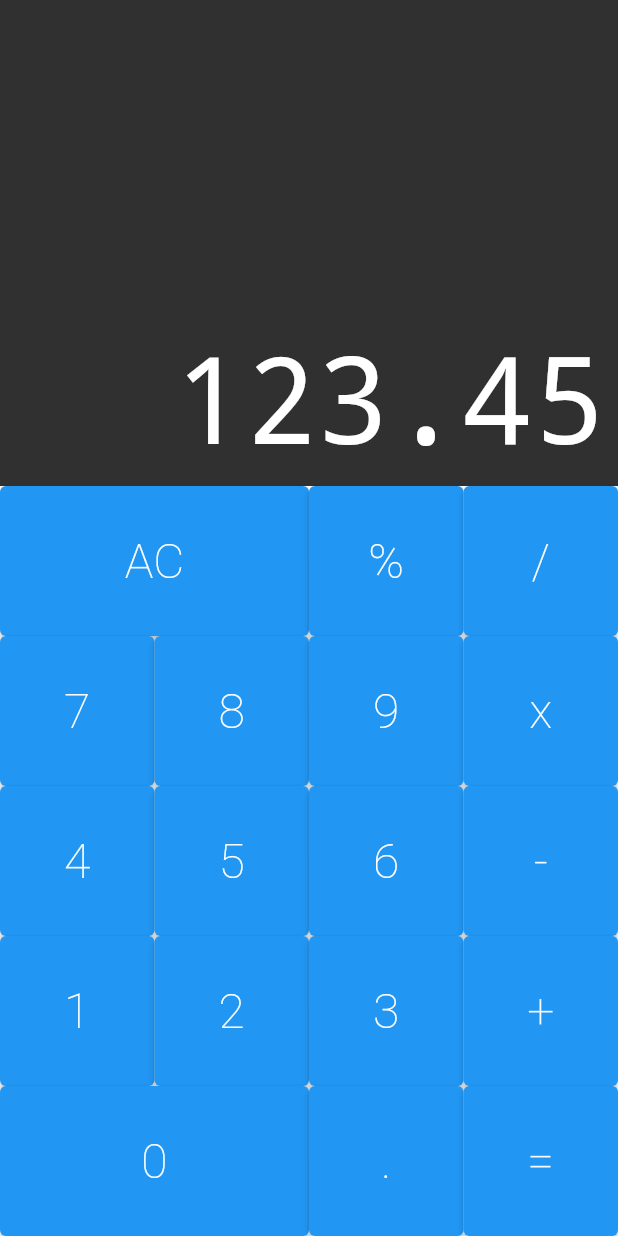
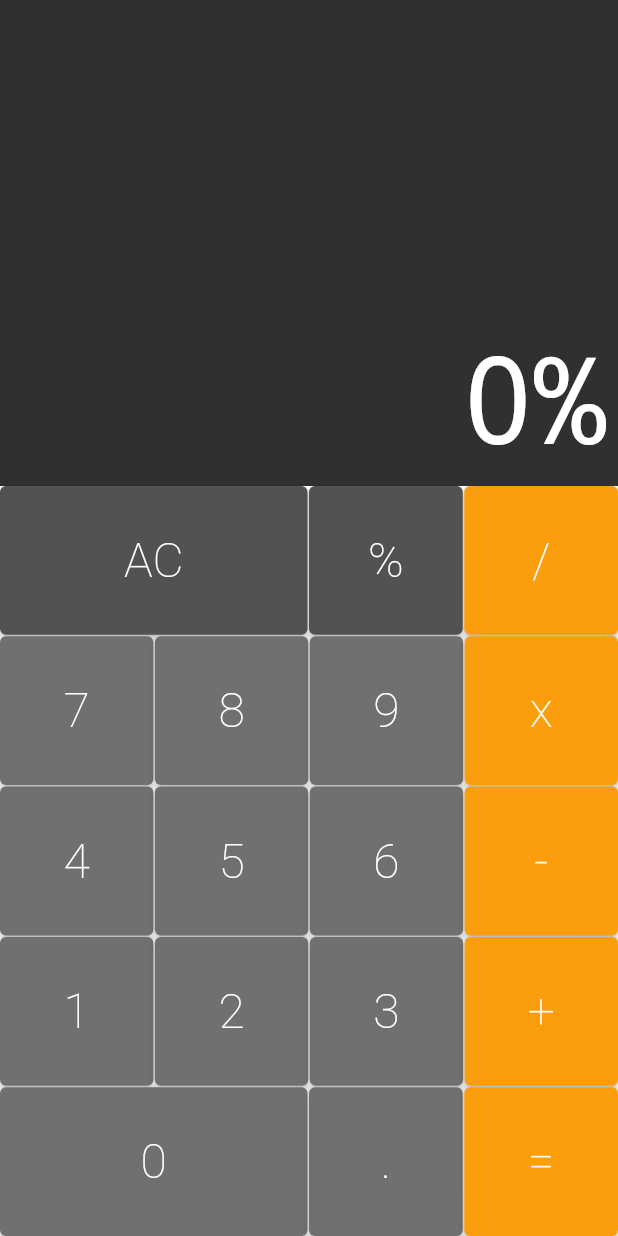
Before and after one commit to fasdacombr/Calculadora-Flutter, a Flutter app: the screen it shows after launch, after a tap on an icon or button, on a phone screen of 412 x 824 dp. Run offline on Flutter 3.47's test engine with Material 2 defaults, Android fonts, the phone set to English and light mode, and no system bars; drawn by our look-alikes of auto_size_text.

```diff
--- a/lib/components/button.dart
+++ b/lib/components/button.dart
@@ -8,23 +8,27 @@ class Button extends StatelessWidget {
   final String text;
   final bool big;
   final Color color;
+  final void Function(String) cb;
 
   Button({
     required this.text,
     this.big = false,
     this.color = DEFAULT,
+    required this.cb,
   });
 
   Button.big({
     required this.text,
     this.big = true,
     this.color = DEFAULT,
+    required this.cb,
   });
 
   Button.operation({
     required this.text,
     this.big = false,
     this.color = OPERATION,
+    required this.cb,
   });
 
   @override
@@ -32,6 +36,7 @@ class Button extends StatelessWidget {
     return Expanded(
       flex: big ? 2 : 1,
       child: ElevatedButton(
+        style: ElevatedButton.styleFrom(backgroundColor: this.color),
         // color: this.color,
         child: Text(
           text,
@@ -41,7 +46,7 @@ class Button extends StatelessWidget {
               fontWeight: FontWeight.w200,
             ),
           ),
-        onPressed: () {},
+        onPressed: () => cb(text),
       ),
     );
   }
--- a/lib/components/button_row.dart
+++ b/lib/components/button_row.dart
@@ -13,7 +13,10 @@ class ButtonRow extends StatelessWidget {
       flex: 1,
       child: Row(
         crossAxisAlignment: CrossAxisAlignment.stretch,
-        children: buttons,
+        children: buttons.fold(<Widget>[], (list, b) {
+          list.isEmpty ? list.add(b) : list.addAll([SizedBox(width: 1,), b]);
+          return list;
+        })
       ),
     );
   }
--- a/lib/components/keyboard.dart
+++ b/lib/components/keyboard.dart
@@ -3,6 +3,11 @@ import 'button_row.dart';
 import 'button.dart';
 
 class Keyboard extends StatelessWidget {
+
+  final void Function(String) cb;
+
+  Keyboard(this.cb);
+
   @override
   Widget build(BuildContext context) {
     return Container(
@@ -10,32 +15,36 @@ class Keyboard extends StatelessWidget {
       child: Column(
         children: <Widget>[
             ButtonRow([
-            Button.big(text: 'AC'),
-            Button(text: '%'),
-            Button.operation(text: '/'),
+            Button.big(text: 'AC', color: Button.DARK, cb: cb,),
+            Button(text: '%', color: Button.DARK, cb: cb,),
+            Button.operation(text: '/', cb: cb,),
           ]),
+          SizedBox(height: 1),
           ButtonRow([
-            Button(text: '7'),
-            Button(text: '8'),
-            Button(text: '9'),
-            Button.operation(text: 'x'),
+            Button(text: '7', cb: cb,),
+            Button(text: '8', cb: cb,),
+            Button(text: '9', cb: cb,),
+            Button.operation(text: 'x', cb: cb,),
           ]),
+          SizedBox(height: 1),
           ButtonRow([
-            Button(text: '4'),
-            Button(text: '5'),
-            Button(text: '6'),
-            Button.operation(text: '-'),
+            Button(text: '4', cb: cb,),
+            Button(text: '5', cb: cb,),
+            Button(text: '6', cb: cb,),
+            Button.operation(text: '-', cb: cb,),
           ]),
+          SizedBox(height: 1),
           ButtonRow([
-            Button(text: '1'),
-            Button(text: '2'),
-            Button(text: '3'),
-            Button.operation(text: '+'),
+            Button(text: '1', cb: cb,),
+            Button(text: '2', cb: cb,),
+            Button(text: '3', cb: cb,),
+            Button.operation(text: '+', cb: cb,),
           ]),
+          SizedBox(height: 1),
           ButtonRow([
-            Button.big(text: '0'),
-            Button(text: '.'),
-            Button.operation(text: '='),
+            Button.big(text: '0', cb: cb,),
+            Button(text: '.', cb: cb,),
+            Button.operation(text: '=', cb: cb,),
           ]),
         ],
       ),
--- a/lib/models/memory.dart
+++ b/lib/models/memory.dart
@@ -1,3 +1,19 @@
 class Memory {
+  String _value = '0';
 
+  void applyCommand(String command) {
+    if(command == 'AC') {
+      _allClear();
+    } else {
+      _value += command;
+    }
+  }
+
+  _allClear() {
+    _value = '0';
+  }
+
+  String get value {
+    return _value;
+  }
 }
--- a/lib/screens/calculator.dart
+++ b/lib/screens/calculator.dart
@@ -1,15 +1,30 @@
+import 'package:calculator/models/memory.dart';
 import 'package:flutter/material.dart';
 import '../components/display.dart';
 import '../components/keyboard.dart';
 
-class Calculator extends StatelessWidget {
+class Calculator extends StatefulWidget {
+
+  @override
+  State<Calculator> createState() => _CalculatorState();
+}
+
+class _CalculatorState extends State<Calculator> {
+  final Memory memory = Memory();
+
+_onPressed(String command) {
+  setState(() {
+    memory.applyCommand(command);
+  });
+}
+
   @override
   Widget build(BuildContext context) {
     return MaterialApp(
       home: Column(
         children: <Widget>[
-          Display('123.45'),
-          Keyboard(),
+          Display(memory.value),
+          Keyboard(_onPressed),
         ],
       ),
     );
```
